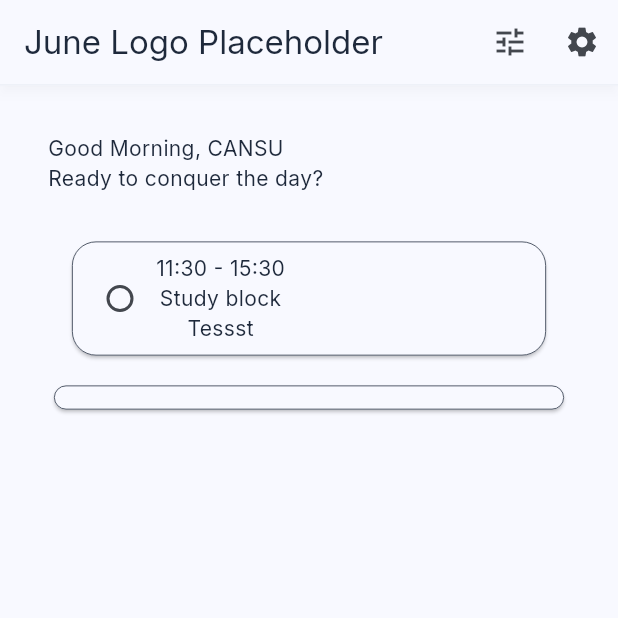
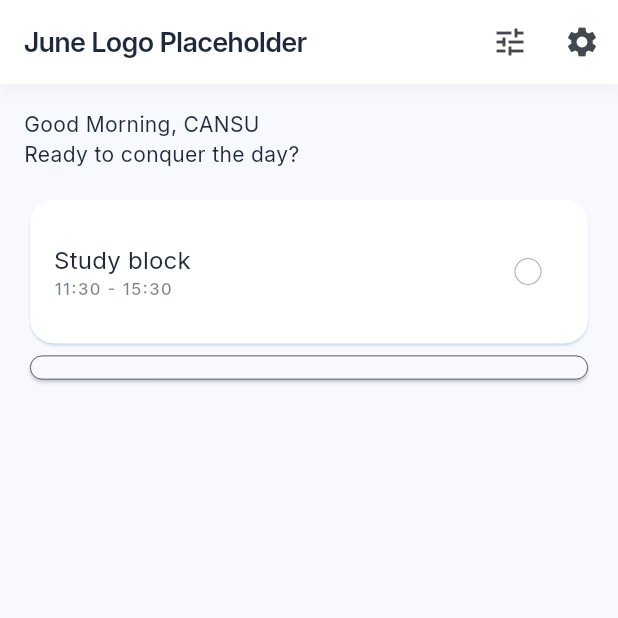
Before and after one commit to censop/june, a Flutter app: the screen it shows after launch, on a phone screen of 412 x 824 dp, the top half of it. Run offline on Flutter 3.47's test engine with Material 3 defaults, Android fonts, the phone set to English and light mode, and no system bars.

Commit message:
text style implemented

```diff
--- a/lib/Widgets/Cards/task_card.dart
+++ b/lib/Widgets/Cards/task_card.dart
@@ -15,45 +15,51 @@ class TaskCard extends StatefulWidget {
 }
 
 class _TaskCardState extends State<TaskCard> {
+
   @override
   Widget build(BuildContext context) {
     return Card(
-      margin: EdgeInsets.all(16),
+      color: Colors.white,
+      elevation: 0.7,
+      shadowColor: Theme.of(context).colorScheme.primary.withAlpha(100),
       shape: RoundedRectangleBorder(
-        side: BorderSide(
-          color: Theme.of(context).colorScheme.onSurface,
-          width: 0.5,
-        ),
-        borderRadius: BorderRadius.circular(16.0),
+        borderRadius: BorderRadius.circular(16),
       ),
-      color: Theme.of(context).scaffoldBackgroundColor,
       child: Padding(
-        padding: const EdgeInsets.all(8.0),
+        padding: const EdgeInsets.fromLTRB(16,24,16,24),
         child: Row(
           mainAxisSize: MainAxisSize.max ,
           children: [
+            Expanded(
+              child: Column(
+                mainAxisSize: MainAxisSize.max,
+                crossAxisAlignment: CrossAxisAlignment.start,
+                children: [
+                  Text(
+                    widget.task.taskName,
+                    textAlign: TextAlign.start,
+                    style: Theme.of(context).textTheme.titleMedium,
+                  ),
+                  Text(
+                    "${FormatUtils.timeOfDayToString(widget.task.startTime)} - ${FormatUtils.timeOfDayToString(widget.task.endTime)}",
+                    textAlign: TextAlign.start,
+                    style: Theme.of(context).textTheme.labelMedium!.copyWith(
+                      color: Theme.of(context).colorScheme.onSurface.withAlpha(150)
+                    ),
+                  ),
+                ],
+              ),
+            ),
             Checkbox(
-              value: false,
+              value: widget.task.isCompleted,
               shape: CircleBorder(),
-              onChanged: (_) {}
+              onChanged: (isChanged) {
+              },
+              side: BorderSide(
+                width: 0.7,
+                color:Theme.of(context).colorScheme.onSurface.withAlpha(100)
+              ),
             ),
-            Column(
-              mainAxisSize: MainAxisSize.min ,
-              children: [
-                Text(
-                  "${FormatUtils.timeOfDayToString(widget.task.startTime)} - ${FormatUtils.timeOfDayToString(widget.task.endTime)}",
-                  textAlign: TextAlign.start,
-                ),
-                Text(
-                  "${widget.task.taskName}",
-                  textAlign: TextAlign.start,
-                ),
-                Text(
-                  "${widget.task.description}",
-                  textAlign: TextAlign.start,
-                ),
-              ],
-            )
           ],
         ),
       ),
--- a/lib/Widgets/Screens/home_page.dart
+++ b/lib/Widgets/Screens/home_page.dart
@@ -14,8 +14,10 @@ class _HomePageState extends State<HomePage> {
   @override
   Widget build(BuildContext context) {
     return Scaffold(
+      backgroundColor: Theme.of(context).colorScheme.surface,
       appBar: AppBar( //can make it a seperate widget
         title: Text("June Logo Placeholder"),
+        backgroundColor: Colors.white,
         elevation: 3,
         shadowColor: Colors.black.withAlpha(30),
         surfaceTintColor: Colors.transparent,
@@ -38,7 +40,7 @@ class _HomePageState extends State<HomePage> {
         ],
       ),
       body: Padding(
-        padding: const EdgeInsets.all(32.0),
+        padding: const EdgeInsets.all(16.0),
         child: Column(
           mainAxisSize:  MainAxisSize.max,
           mainAxisAlignment: MainAxisAlignment.start,
--- a/lib/Widgets/Theme/my_theme.dart
+++ b/lib/Widgets/Theme/my_theme.dart
@@ -19,8 +19,70 @@ class MyTheme {
     onSurface: neutralColor,
   );
 
+  static final TextTheme textTheme = TextTheme(
+
+    // Major Page Headers (e.g., "Good morning, Julian.")
+    headlineMedium: const TextStyle(
+      fontFamily: interFont,
+      fontSize: 28.0,
+      fontWeight: FontWeight.w300, // Light
+      letterSpacing: -0.5, // tracking-tight
+    ),
+
+    // App Bar Titles / Important Names (e.g., "Beliz")
+    titleLarge: const TextStyle(
+      fontFamily: interFont,
+      fontSize: 18.0,
+      fontWeight: FontWeight.w600, // Semi-bold
+      letterSpacing: -0.5,
+    ),
+
+    // Standard List Items / Task Names (e.g., "Client alignment call")
+    titleMedium: const TextStyle(
+      fontFamily: interFont,
+      fontSize: 16.0,
+      fontWeight: FontWeight.w400, // Normal
+    ),
+
+    // Standard Body Text
+    bodyMedium: const TextStyle(
+      fontFamily: interFont,
+      fontSize: 14.0,
+      fontWeight: FontWeight.w400, // Normal
+    ),
+
+    // Section Headers (e.g., "CURRENT FOCUS", "UPCOMING")
+    labelLarge: const TextStyle(
+      fontFamily: interFont,
+      fontSize: 12.0, // text-xs
+      fontWeight: FontWeight.w600, // Semi-bold
+      letterSpacing: 2.0, // tracking-[0.2em]
+      // Note: Use .toUpperCase() on the Text widget itself for uppercase
+    ),
+
+    // Time blocks & Nav Items (e.g., "09:00 — 11:00", "Tasks")
+    labelMedium: const TextStyle(
+      fontFamily: interFont,
+      fontSize: 11.0,
+      fontWeight: FontWeight.w500, // Medium
+      letterSpacing: 1.0, // tracking-wider
+    ),
+
+    // Tiny Tags & Badges (e.g., "3 LEFT", "FRI")
+    labelSmall: const TextStyle(
+      fontFamily: interFont,
+      fontSize: 10.0,
+      fontWeight: FontWeight.w700, // Bold
+    ),
+  ).apply(
+    // This ensures all text defaults to your neutral dark color
+    bodyColor: neutralColor,
+    displayColor: neutralColor,
+  );
+
   static ThemeData lightTheme = ThemeData(
     fontFamily: interFont,
-    colorScheme: lightScheme
+    colorScheme: lightScheme,
+    textTheme: textTheme,
   );
 }
```
Also changed, not shown: lib/Models/day.dart (added).
